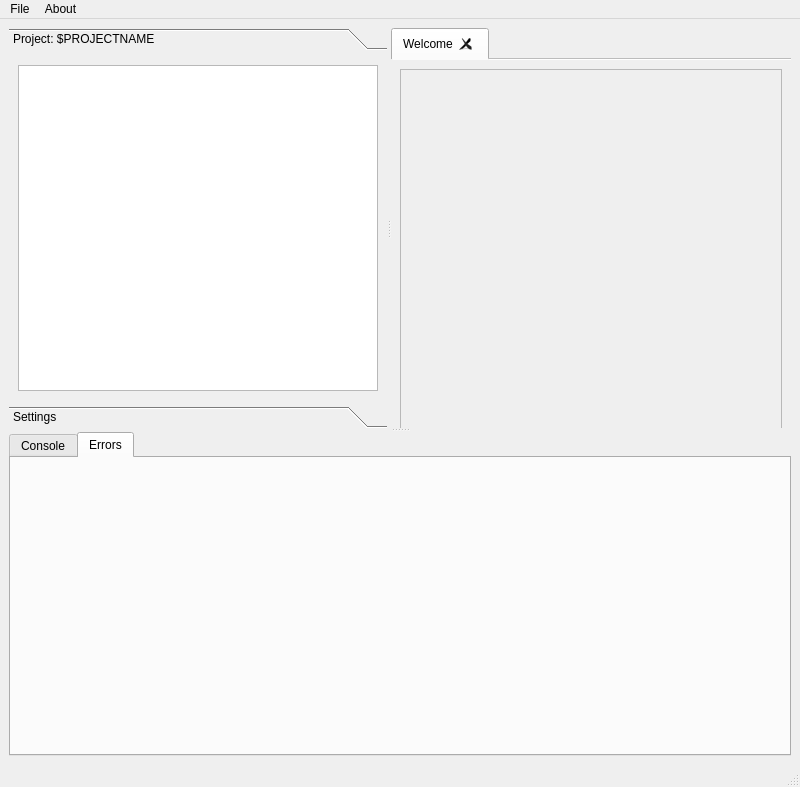
sophies92/sosText, file src/ui/mainWindow/mainWindow.ui: the form before one commit.
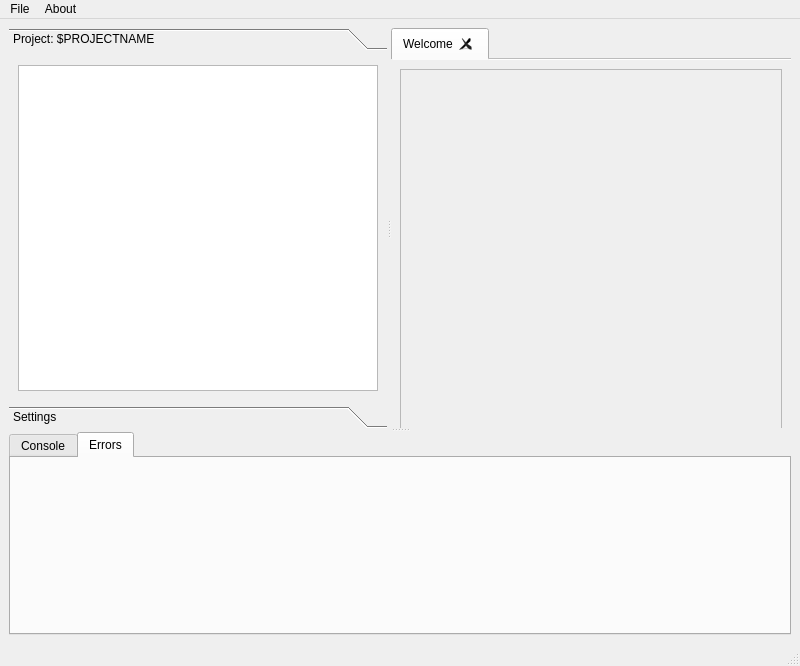
The form after the commit. The open tabs and pages were chosen to show the change.

```diff
--- a/src/ui/mainWindow/mainWindow.ui
+++ b/src/ui/mainWindow/mainWindow.ui
@@ -10,7 +10,7 @@
     <x>0</x>
     <y>0</y>
     <width>800</width>
-    <height>787</height>
+    <height>666</height>
    </rect>
   </property>
   <property name="sizePolicy">
@@ -194,7 +194,7 @@
       </widget>
       <widget class="QTabWidget" name="tabWidgetBottomTabs">
        <property name="sizePolicy">
-        <sizepolicy hsizetype="MinimumExpanding" vsizetype="MinimumExpanding">
+        <sizepolicy hsizetype="MinimumExpanding" vsizetype="Minimum">
          <horstretch>0</horstretch>
          <verstretch>0</verstretch>
         </sizepolicy>
@@ -245,6 +245,12 @@
         </layout>
        </widget>
        <widget class="QWidget" name="tabErrors">
+        <property name="sizePolicy">
+         <sizepolicy hsizetype="MinimumExpanding" vsizetype="Minimum">
+          <horstretch>0</horstretch>
+          <verstretch>0</verstretch>
+         </sizepolicy>
+        </property>
         <attribute name="title">
          <string>Errors</string>
         </attribute>
```
Left out of the diff: 20 changed lines with no effect on the pictures.
